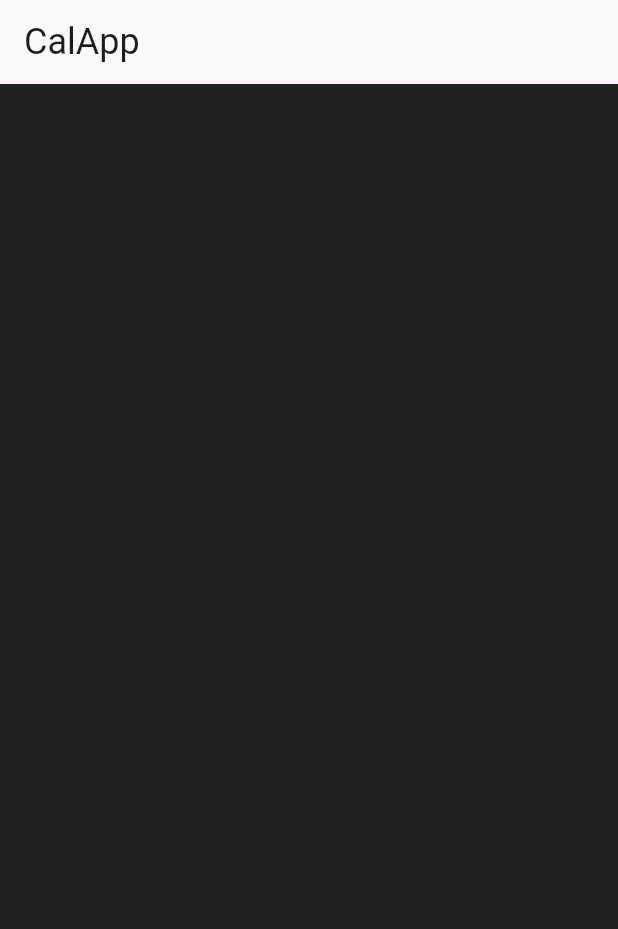
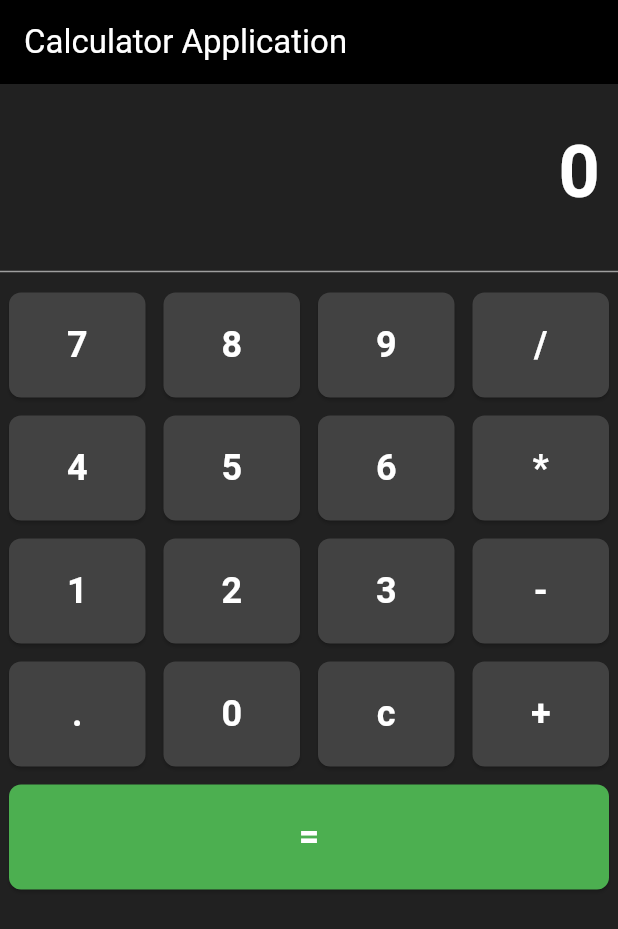
Before and after one commit to gauravjain0377/Flutter, a Flutter app: the screen it shows after launch, on a phone screen of 412 x 824 dp. Shown: the top 929 px of the screen. Run offline on Flutter 3.47's test engine with Material 3 defaults, Android fonts, the phone set to English and light mode, and no system bars.

Commit message:
Refactor calculator UI and logic
Rename app and screen classes for clarity (MyApp->CalculatorApp, CalScreen->_CalculatorScreenState/CalculatorScreen). Implement full calculator state and behavior (num1/num2, operand, _output/output) with a buttonPressed handler supporting digits, decimal, operators, clear and equals. Rebuild UI: add formatted MaterialApp (title, disable debug banner), custom AppBar, output display, button grid, updated button styling and buildButton signature, and wire buttons to the handler. Misc: adjust paddings/margins and convert string/number handling to remove leading zeros.

```diff
--- a/calculator/lib/main.dart
+++ b/calculator/lib/main.dart
@@ -1,69 +1,193 @@
 import 'package:flutter/material.dart';
 
 void main() {
-  runApp(const MyApp());
+  runApp(const CalculatorApp());
 }
 
-class MyApp extends StatelessWidget {
-  const MyApp({super.key});
+
+class CalculatorApp extends StatelessWidget {
+  const CalculatorApp({super.key});
 
   @override
   Widget build(BuildContext context) {
-    return const MaterialApp(
-      home: CalScreen(),
+    return MaterialApp(
+      debugShowCheckedModeBanner: false,
+      title: 'Calculator Application',
+      home: const CalculatorScreen(),
     );
   }
 }
 
-class CalScreen extends StatefulWidget {
-  const CalScreen({super.key});
+class CalculatorScreen extends StatefulWidget {
+  const CalculatorScreen({super.key});
 
   @override
-  State<CalScreen> createState() => _CalScreen();
+  State<CalculatorScreen> createState() => _CalculatorScreenState();
 }
 
-// subclass create
-class _CalScreen extends State<CalScreen> {
-  String output = '0';
-  double num1 = 0;
-  double num2 = 0;
-  String operand = ' ';
+class _CalculatorScreenState extends State<CalculatorScreen> {
+  String output = "0";
+String _output = "0";
+double num1 = 0;
+double num2 = 0;
+String operand = "";
+
+void buttonPressed(String buttonText) {
+  setState(() {
+    if (buttonText == "c") {
+      _output = "0";
+      output = "0";
+      num1 = 0;
+      num2 = 0;
+      operand = "";
+    }
+    else if (buttonText == "+" || buttonText == "-" || buttonText == "*" || buttonText == "/") {
+      num1 = double.parse(output);
+      operand = buttonText;
+      _output = "0";
+    }
+    else if (buttonText == ".") {
+      if (!_output.contains(".")) {
+        _output += ".";
+      }
+    }
+    else if (buttonText == "=") {
+      num2 = double.parse(output);
+
+      if (operand == "+") {
+        _output = (num1 + num2).toString();
+      }
+      if (operand == "-") {
+        _output = (num1 - num2).toString();
+      }
+      if (operand == "*") {
+        _output = (num1 * num2).toString();
+      }
+      if (operand == "/") {
+        _output = (num1 / num2).toString();
+      }
+
+      operand = "";
+    }
+    else {
+      _output += buttonText;
+    }
+
+    // Remove leading zeros
+    output = double.parse(_output).toString();
+  });
+}
+
 
   @override
   Widget build(BuildContext context) {
     return Scaffold(
       backgroundColor: Colors.grey[900],
       appBar: AppBar(
+        backgroundColor: Colors.black,
         title: const Text(
-          "CalApp",
-          style: TextStyle(fontSize: 24),
+          'Calculator Application',
+          style: TextStyle(color: Colors.white),
         ),
       ),
+      body: Column(
+        children: [
+          // Output display
+          Container(
+            alignment: Alignment.centerRight,
+            padding: const EdgeInsets.symmetric(vertical: 24, horizontal: 12),
+            child: Text(
+              output,
+              style: const TextStyle(
+                fontSize: 48,
+                fontWeight: FontWeight.bold,
+                color: Colors.white,
+              ),
+            ),
+          ),
+
+          const Divider(color: Colors.grey),
+
+          // Buttons Area
+          Expanded(
+            child: Column(
+              children: [
+                Row(
+                  children: [
+                    buildButton("7", Colors.grey[800]!),
+                    buildButton("8", Colors.grey[800]!),
+                    buildButton("9", Colors.grey[800]!),
+                    buildButton("/", Colors.grey[800]!),
+                  ],
+                ),
+                Row(
+                  children: [
+                    buildButton("4", Colors.grey[800]!),
+                    buildButton("5", Colors.grey[800]!),
+                    buildButton("6", Colors.grey[800]!),
+                    buildButton("*", Colors.grey[800]!),
+
+                  ],
+                ),
+                Row(
+                  children: [
+                    buildButton("1", Colors.grey[800]!),
+                    buildButton("2", Colors.grey[800]!),
+                    buildButton("3", Colors.grey[800]!),
+                    buildButton("-", Colors.grey[800]!),
+
+                  ],
+                ),
+
+                Row(
+                  children: [
+                    buildButton(".", Colors.grey[800]!),
+                    buildButton("0", Colors.grey[800]!),
+                    buildButton("c", Colors.grey[800]!),
+                    buildButton("+", Colors.grey[800]!),
+
+                  ],
+                ),
+
+                Row(
+                  children: [
+                    buildButton("=", Colors.green),
+                  ],
+                )
+              ],
+            ),
+          ),
+        ],
+      ),
     );
+
+
   }
 
-  Widget buildButton(String buttonText, Color buttonColor) {
+  Widget buildButton(String text, Color color) {
     return Expanded(
       child: Container(
-        margin: const EdgeInsets.all(8),
+        margin: const EdgeInsets.all(6),
         child: ElevatedButton(
           style: ElevatedButton.styleFrom(
-            padding: const EdgeInsets.all(24),
-            backgroundColor: buttonColor,
+            backgroundColor: color,
+            padding: const EdgeInsets.all(18),
             shape: RoundedRectangleBorder(
               borderRadius: BorderRadius.circular(8),
             ),
           ),
-          onPressed: () {},
+          onPressed: ()=> buttonPressed(text),
           child: Text(
-            buttonText,
+            text,
             style: const TextStyle(
               fontSize: 24,
+              fontWeight: FontWeight.bold,
               color: Colors.white,
             ),
           ),
         ),
       ),
     );
+
   }
 }
```
